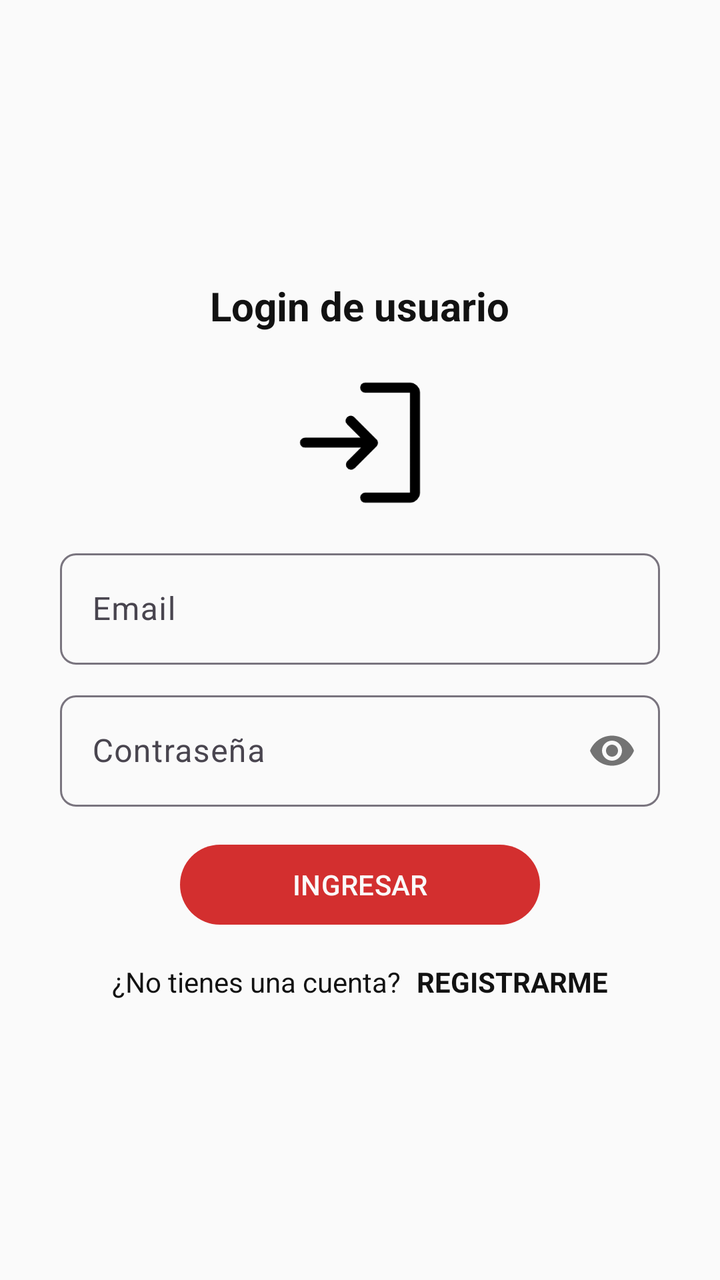
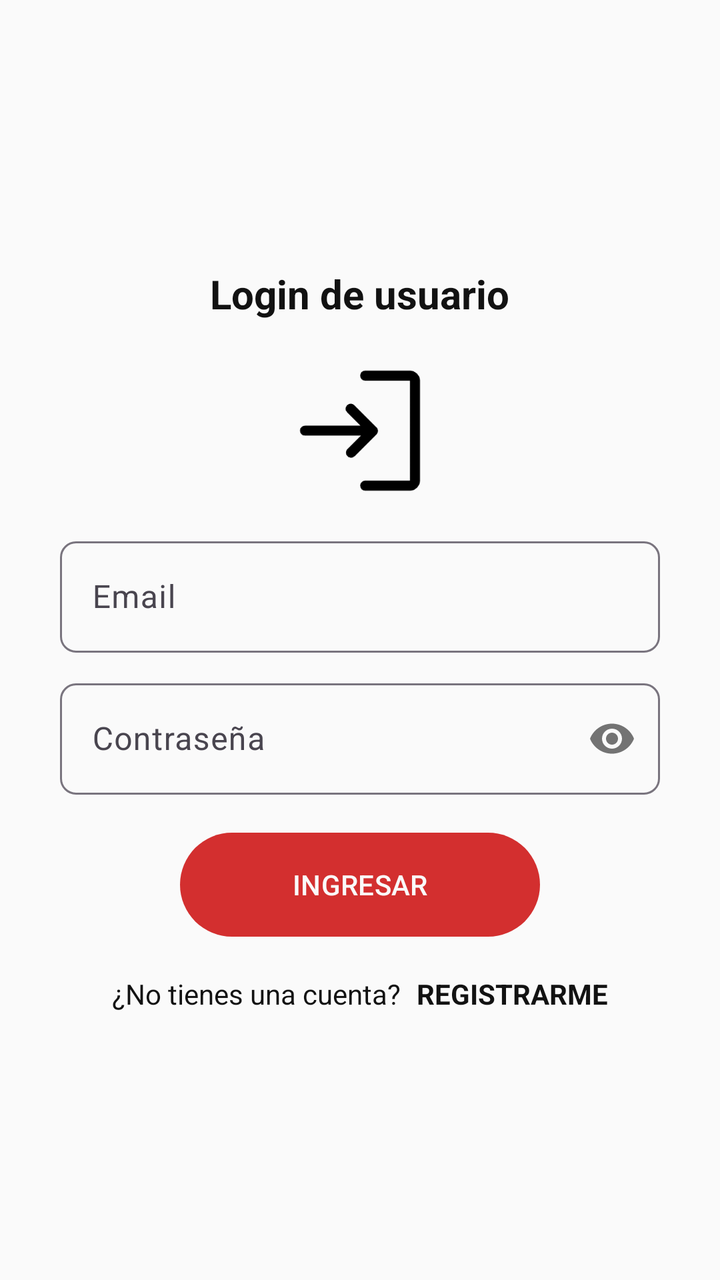

The first picture is an Android layout as it rendered before a commit; the second is the same layout after the commit. The layout source and the unified diff follow.
<!-- AndroidManifest.xml: application theme Theme.Atlas -->
<!-- res/layout/activity_login_email.xml -->
<?xml version="1.0" encoding="utf-8"?>
<RelativeLayout xmlns:android="http://schemas.android.com/apk/res/android"
    xmlns:app="http://schemas.android.com/apk/res-auto"
    xmlns:tools="http://schemas.android.com/tools"
    android:id="@+id/main"
    android:layout_width="match_parent"
    android:layout_height="match_parent"
    android:background="@color/background_color"
    tools:context=".opciones_login.login_email">

    <androidx.appcompat.widget.LinearLayoutCompat
        android:layout_width="match_parent"
        android:layout_height="match_parent"
        android:orientation="vertical"
        android:padding="30dp"
        android:gravity="center">

        <TextView
            android:text="@string/Txt_login"
            android:textStyle="bold"
            android:textSize="20sp"
            android:layout_width="wrap_content"
            android:layout_height="wrap_content"
            android:textColor="@color/text_primary" />

        <ImageView
            android:layout_marginTop="15dp"
            android:src="@drawable/login"
            android:layout_width="80dp"
            android:layout_height="80dp"/>

        <com.google.android.material.textfield.TextInputLayout
            android:layout_width="match_parent"
            android:layout_height="wrap_content"
            android:layout_marginTop="10dp"
            app:boxCornerRadiusBottomStart="8dp"
            app:boxCornerRadiusBottomEnd="8dp"
            app:boxCornerRadiusTopStart="8dp"
            app:boxCornerRadiusTopEnd="8dp" >

            <EditText
                android:id="@+id/Et_email"
                android:hint="@string/Et_email"
                android:inputType="textEmailAddress"
                android:layout_width="match_parent"
                android:layout_height="wrap_content"
                android:textColor="@color/text_primary" />
        </com.google.android.material.textfield.TextInputLayout>

        <com.google.android.material.textfield.TextInputLayout
            android:layout_width="match_parent"
            android:layout_height="wrap_content"
            android:layout_marginTop="10dp"
            app:boxCornerRadiusBottomStart="8dp"
            app:boxCornerRadiusBottomEnd="8dp"
            app:boxCornerRadiusTopStart="8dp"
            app:boxCornerRadiusTopEnd="8dp"
            app:passwordToggleEnabled="true">

            <EditText
                android:id="@+id/Et_password"
                android:hint="@string/Et_password"
                android:inputType="textPassword"
                android:layout_width="match_parent"
                android:layout_height="wrap_content"
                android:textColor="@color/text_primary" />
        </com.google.android.material.textfield.TextInputLayout>

        <com.google.android.material.button.MaterialButton
            android:id="@+id/Btn_ingresar"
            android:text="@string/Btn_ingresar"
            android:textAllCaps="true"
            android:layout_marginTop="15dp"
            android:layout_width="180dp"
            android:layout_height="wrap_content"
            app:backgroundTint="@color/red"
            android:textColor="@color/text_button" />

        <androidx.appcompat.widget.LinearLayoutCompat
            android:layout_width="match_parent"
            android:layout_height="wrap_content"
            android:orientation="horizontal"
            android:layout_marginTop="15dp"
            android:gravity="center" >

            <TextView
                android:text="@string/Txt_no_cuenta"
                android:layout_width="wrap_content"
                android:layout_height="wrap_content"
                android:textColor="@color/text_primary" />

            <TextView
                android:id="@+id/Txt_registrarme"
                android:text="@string/Txt_registrarme"
                android:textStyle="bold"
                android:layout_marginStart="8dp"
                android:layout_width="wrap_content"
                android:layout_height="wrap_content"
                android:textColor="@color/text_primary" />
        </androidx.appcompat.widget.LinearLayoutCompat>
    </androidx.appcompat.widget.LinearLayoutCompat>
</RelativeLayout>
<!-- resources referenced by this layout -->
<resources>
  <color name="background_color">#FAFAFA</color>
  <color name="red">#D32F2F</color>
  <color name="text_button">#FAFAFA</color>
  <color name="text_primary">#121212</color>
  <!-- drawable login: png bitmap (drawable, 1915 bytes) -->
  <string name="Btn_ingresar">Ingresar</string>
  <string name="Et_email">Email</string>
  <string name="Et_password">Contraseña</string>
  <string name="Txt_login">Login de usuario</string>
  <string name="Txt_no_cuenta">¿No tienes una cuenta?</string>
  <string name="Txt_registrarme">REGISTRARME</string>
  <style name="Theme.Atlas" parent="Base.Theme.Atlas" />
  <style name="Base.Theme.Atlas" parent="Theme.Material3.DayNight.NoActionBar">
          
          
      </style>
</resources>

<!-- the commit's change to res/layout/activity_login_email.xml (unified diff, before → after) -->
@@ -72,7 +72,7 @@
             android:textAllCaps="true"
             android:layout_marginTop="15dp"
             android:layout_width="180dp"
-            android:layout_height="wrap_content"
+            android:layout_height="@dimen/m_button_height"
             app:backgroundTint="@color/red"
             android:textColor="@color/text_button" />
 
<!-- resource entries referenced after the edit -->
@@ -4,6 +4,7 @@
   <color name="red">#D32F2F</color>
   <color name="text_button">#FAFAFA</color>
   <color name="text_primary">#121212</color>
+  <dimen name="m_button_height">60dp</dimen>
   <!-- drawable login: png bitmap (drawable, 1915 bytes) -->
   <string name="Btn_ingresar">Ingresar</string>
   <string name="Et_email">Email</string>
